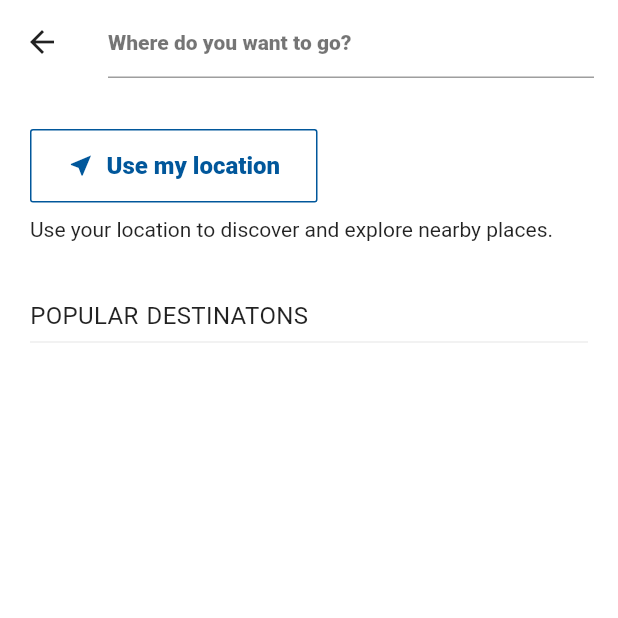
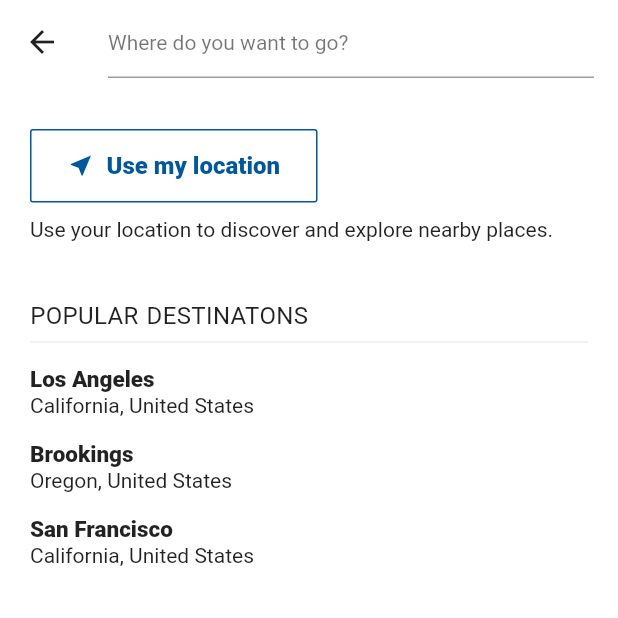
Before and after one commit to hsbyte/travellers_log, a Flutter app: the screen it shows after launch, item 3 of the bottom bar chosen, on a phone screen of 412 x 824 dp, the top half of it. Run offline on Flutter 3.47's test engine with Material 2 defaults, Android fonts, the phone set to English and light mode, and no system bars; network calls fail; statements that could not run were skipped.

Commit message:
Update dart files

```diff
--- a/lib/main.dart
+++ b/lib/main.dart
@@ -27,33 +27,33 @@ class App extends StatelessWidget {
 
   ThemeData buildThemeData() {
     final baseTheme = ThemeData();
-    var textTheme2 = TextTheme(
-      subtitle2: TextStyle(
+    var textTheme = TextTheme(
+      subtitle: TextStyle(
         fontSize: 18.0,
         fontWeight: FontWeight.bold,
         color: Colors.black87,
       ),
-      subtitle1: TextStyle(
-        fontSize: 16.0,
+      display1: TextStyle(
+        fontSize: 15.0,
         fontWeight: FontWeight.w800,
-        color: kPrimaryColor,
-      ),
-      headline1: TextStyle(
-        fontSize: 16.0,
-        fontWeight: FontWeight.w600,
         color: Colors.black87,
       ),
-      headline2: TextStyle(
+      display2: TextStyle(
         fontSize: 14.0,
         color: Colors.black87,
       ),
-      headline3: TextStyle(
+      display3: TextStyle(
         fontSize: 16.0,
         letterSpacing: 0.25,
         wordSpacing: 1.0,
         color: Colors.black87,
       ),
-      headline6: TextStyle(
+      display4: TextStyle(
+        fontSize: 16.0,
+        fontWeight: FontWeight.w800,
+        color: kPrimaryColor,
+      ),
+      headline: TextStyle(
         color: Colors.black87,
         fontSize: 22.0,
         fontWeight: FontWeight.bold,
@@ -63,7 +63,7 @@ class App extends StatelessWidget {
       brightness: Brightness.light,
       primaryColor: kPrimaryColor,
       accentColor: kAccentColor,
-      textTheme: textTheme2,
+      textTheme: textTheme,
       scaffoldBackgroundColor: kScaffoldBackgroundColor,
     );
   }
--- a/lib/models/attraction_model.dart
+++ b/lib/models/attraction_model.dart
@@ -38,3 +38,42 @@ class Attraction {
     );
   }
 }
+
+List<Attraction> attractions = [
+  Attraction(
+    city: 'Los Angeles',
+    state: 'California',
+    country: 'United States',
+    countryCode: 'US',
+    activity: Activity(
+      name: 'Yosemite National Park',
+      description:
+          'Ut enim ad minima veniam, quis nostrum exercitationem ullam corporis suscipit laboriosam.',
+      imageUrl: 'assets/images/Yosemite National Park.png',
+    ),
+  ),
+  Attraction(
+    city: 'Brookings',
+    state: 'Oregon',
+    country: 'United States',
+    countryCode: 'US',
+    activity: Activity(
+      name: 'Samuel H. Boardman State Scenic Corridor',
+      description:
+          'Nemo enim ipsam voluptatem quia voluptas sit aspernatur aut odit aut fugit.',
+      imageUrl: 'assets/images/Samuel H. Boardman State Scenic Corridor.png',
+    ),
+  ),
+  Attraction(
+    city: 'San Francisco',
+    state: 'California',
+    country: 'United States',
+    countryCode: 'US',
+    activity: Activity(
+      name: 'Golden Gate Bridge',
+      description:
+          'Lorem ipsum dolor sit amet, consectetur adipiscing elit, sed do eiusmod tempor incididunt ut labore et dolore magna aliqua.',
+      imageUrl: 'assets/images/Golden Gate Bridge, California.png',
+    ),
+  ),
+];
--- a/lib/widgets/attraction_where.dart
+++ b/lib/widgets/attraction_where.dart
@@ -44,14 +44,14 @@ class AttractionWhere extends StatelessWidget {
                     ),
                     Text(
                       'Use your location to discover and explore nearby places.',
-                      style: Theme.of(context).textTheme.headline2,
+                      style: Theme.of(context).textTheme.display2,
                     ),
                     SizedBox(
                       height: 40.0,
                     ),
                     Text(
                       'POPULAR DESTINATONS',
-                      style: Theme.of(context).textTheme.headline3,
+                      style: Theme.of(context).textTheme.display3,
                     ),
                     Divider(
                       thickness: 1.0,
@@ -78,11 +78,11 @@ class AttractionWhere extends StatelessWidget {
                           children: <Widget>[
                             Text(
                               attractions[index].city,
-                              style: Theme.of(context).textTheme.headline1,
+                              style: Theme.of(context).textTheme.display1,
                             ),
                             Text(
                               '${attractions[index].state}, ${attractions[index].country}',
-                              style: Theme.of(context).textTheme.headline2,
+                              style: Theme.of(context).textTheme.display2,
                             ),
                           ],
                         ),
--- a/lib/widgets/food_where.dart
+++ b/lib/widgets/food_where.dart
@@ -43,14 +43,14 @@ class FoodWhere extends StatelessWidget {
                     ),
                     Text(
                       'Use your location to discover and explore nearby places.',
-                      style: Theme.of(context).textTheme.headline2,
+                      style: Theme.of(context).textTheme.display2,
                     ),
                     SizedBox(
                       height: 40.0,
                     ),
                     Text(
                       'POPULAR RESTAURANTS',
-                      style: Theme.of(context).textTheme.headline3,
+                      style: Theme.of(context).textTheme.display3,
                     ),
                     Divider(
                       thickness: 1.0,
--- a/lib/widgets/hotel_where.dart
+++ b/lib/widgets/hotel_where.dart
@@ -43,14 +43,14 @@ class HotelWhere extends StatelessWidget {
                     ),
                     Text(
                       'Use your location to discover and explore nearby hotels.',
-                      style: Theme.of(context).textTheme.headline2,
+                      style: Theme.of(context).textTheme.display2,
                     ),
                     SizedBox(
                       height: 40.0,
                     ),
                     Text(
                       'HOTELS SUGGESTIONS',
-                      style: Theme.of(context).textTheme.headline3,
+                      style: Theme.of(context).textTheme.display3,
                     ),
                     Divider(
                       thickness: 1.0,
--- a/lib/widgets/nearby_places.dart
+++ b/lib/widgets/nearby_places.dart
@@ -18,7 +18,7 @@ class NearbyPlaces extends StatelessWidget {
           children: <Widget>[
             Text(
               'Discover nearby places',
-              style: Theme.of(context).textTheme.headline6,
+              style: Theme.of(context).textTheme.headline,
             ),
             SizedBox(
               height: 20.0,
```
Also changed, not shown: lib/models/restaurant_model.dart (+44 -0 lines), lib/widgets/popular_restaurants.dart (+4 -4 lines), lib/widgets/recommended_attractions.dart (+4 -4 lines), lib/widgets/top_destinations.dart (+4 -4 lines), package-lock.json (added).
